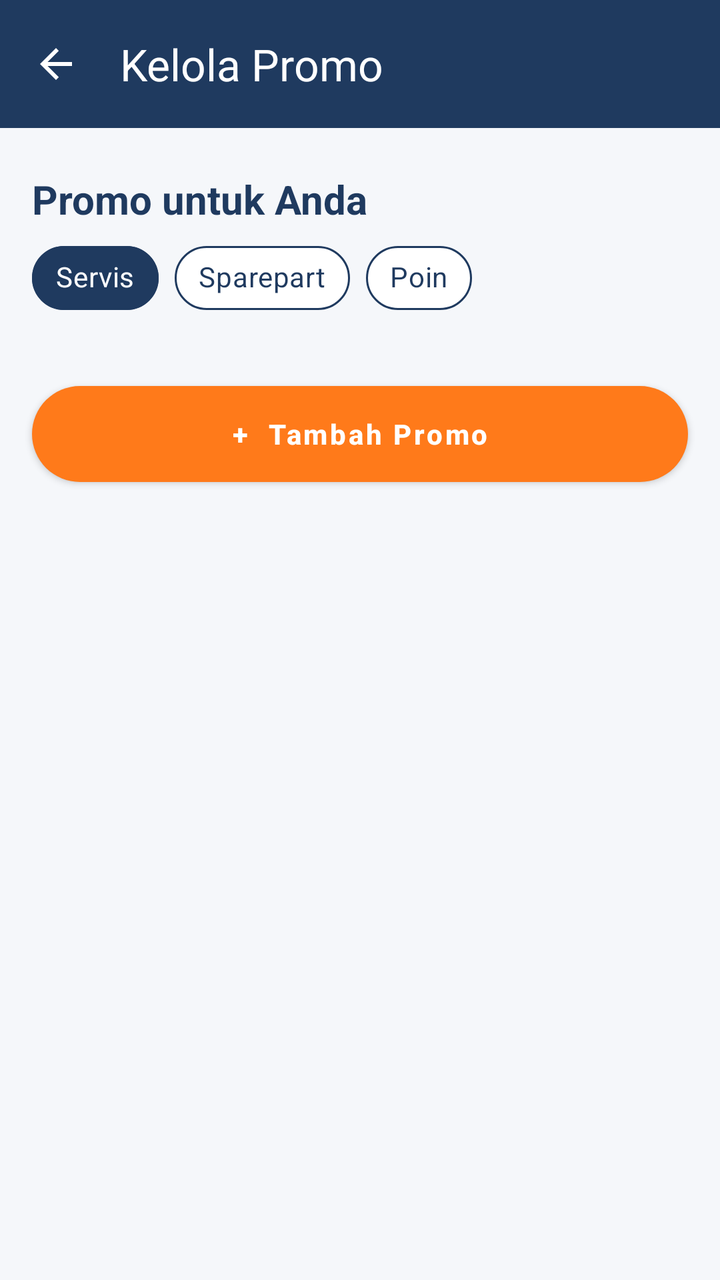
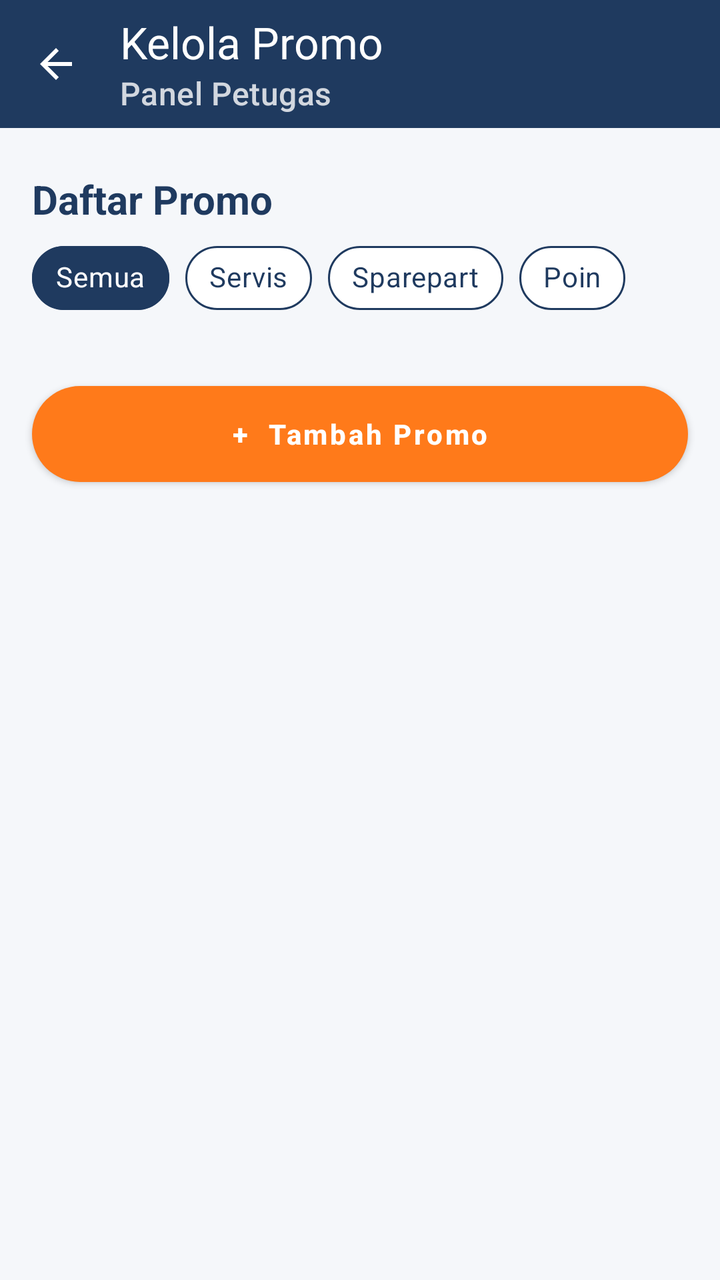

Before-and-after screenshots of an Android layout around one commit, followed by the original layout XML and the change that was made.
<!-- AndroidManifest.xml: application theme Theme.MobileProject -->
<!-- res/layout/activity_promo_petugas.xml -->
<?xml version="1.0" encoding="utf-8"?>
<LinearLayout xmlns:android="http://schemas.android.com/apk/res/android"
    xmlns:app="http://schemas.android.com/apk/res-auto"
    xmlns:tools="http://schemas.android.com/tools"
    android:layout_width="match_parent"
    android:layout_height="match_parent"
    android:background="@color/bk_bg_screen"
    android:orientation="vertical"
    tools:context=".PetugasPromoActivity">

    
    <com.google.android.material.appbar.MaterialToolbar
        android:id="@+id/toolbar"
        android:layout_width="match_parent"
        android:layout_height="?attr/actionBarSize"
        android:background="@color/bk_primary"
        app:navigationIcon="?attr/homeAsUpIndicator"
        app:navigationIconTint="@android:color/white"
        app:title="Kelola Promo"
        app:titleTextColor="@android:color/white" />

    <androidx.core.widget.NestedScrollView
        android:id="@+id/scrollPromo"
        android:layout_width="match_parent"
        android:layout_height="0dp"
        android:layout_weight="1"
        android:clipToPadding="false"
        android:fillViewport="true"
        android:paddingBottom="16dp">

        <LinearLayout
            android:layout_width="match_parent"
            android:layout_height="wrap_content"
            android:orientation="vertical">

            <TextView
                android:layout_width="wrap_content"
                android:layout_height="wrap_content"
                android:layout_marginStart="16dp"
                android:layout_marginTop="22dp"
                android:text="@string/promo_untuk_anda"
                android:textColor="@color/bk_primary"
                android:textSize="20sp"
                android:textStyle="bold" />

            <HorizontalScrollView
                android:layout_width="match_parent"
                android:layout_height="48dp"
                android:layout_marginTop="10dp"
                android:clipToPadding="false"
                android:paddingStart="16dp"
                android:paddingEnd="16dp"
                android:scrollbars="none">

                <com.google.android.material.chip.ChipGroup
                    android:id="@+id/chipGroupKategori"
                    android:layout_width="wrap_content"
                    android:layout_height="wrap_content"
                    app:selectionRequired="true"
                    app:singleLine="true"
                    app:singleSelection="true">

                    <com.google.android.material.chip.Chip
                        android:id="@+id/chipServis"
                        style="@style/Widget.MaterialComponents.Chip.Filter"
                        android:layout_width="wrap_content"
                        android:layout_height="wrap_content"
                        android:checked="true"
                        android:text="@string/servis"
                        android:textColor="@android:color/white"
                        android:textStyle="bold"
                        app:checkedIconVisible="false"
                        app:chipBackgroundColor="@color/bk_primary"
                        app:chipMinTouchTargetSize="0dp"
                        app:chipStrokeColor="@color/bk_primary"
                        app:chipStrokeWidth="1dp" />

                    <com.google.android.material.chip.Chip
                        android:id="@+id/chipSparepart"
                        style="@style/Widget.MaterialComponents.Chip.Filter"
                        android:layout_width="wrap_content"
                        android:layout_height="wrap_content"
                        android:text="@string/sparepart"
                        android:textColor="@color/bk_primary"
                        android:textStyle="bold"
                        app:checkedIconTint="@color/bk_primary"
                        app:chipBackgroundColor="@android:color/white"
                        app:chipMinTouchTargetSize="0dp"
                        app:chipStrokeColor="@color/bk_primary"
                        app:chipStrokeWidth="1dp" />

                    <com.google.android.material.chip.Chip
                        android:id="@+id/chipPoin"
                        style="@style/Widget.MaterialComponents.Chip.Filter"
                        android:layout_width="wrap_content"
                        android:layout_height="wrap_content"
                        android:text="Poin"
                        android:textColor="@color/bk_primary"
                        android:textStyle="bold"
                        app:checkedIconTint="@color/bk_primary"
                        app:chipBackgroundColor="@android:color/white"
                        app:chipMinTouchTargetSize="0dp"
                        app:chipStrokeColor="@color/bk_primary"
                        app:chipStrokeWidth="1dp" />
                </com.google.android.material.chip.ChipGroup>
            </HorizontalScrollView>

            <androidx.recyclerview.widget.RecyclerView
                android:id="@+id/rvPromo"
                android:layout_width="match_parent"
                android:layout_height="wrap_content"
                android:layout_marginTop="6dp"
                android:clipToPadding="false"
                android:nestedScrollingEnabled="false"
                android:paddingStart="10dp"
                android:paddingEnd="10dp"
                app:layoutManager="androidx.recyclerview.widget.GridLayoutManager"
                app:spanCount="2" />

            
            <TextView
                android:id="@+id/tvKosong"
                android:layout_width="match_parent"
                android:layout_height="wrap_content"
                android:gravity="center"
                android:paddingTop="40dp"
                android:text="Belum ada promo aktif di kategori ini"
                android:textColor="@color/bk_text_secondary"
                android:textSize="14sp"
                android:visibility="gone" />

            <com.google.android.material.button.MaterialButton
                android:id="@+id/fabTambah"
                style="@style/Widget.MaterialComponents.Button"
                android:layout_width="match_parent"
                android:layout_height="48dp"
                android:layout_marginStart="16dp"
                android:layout_marginTop="16dp"
                android:layout_marginEnd="16dp"
                android:layout_marginBottom="24dp"
                android:insetTop="0dp"
                android:insetBottom="0dp"
                android:text="+  Tambah Promo"
                android:textAllCaps="false"
                android:textColor="@android:color/white"
                android:textSize="14sp"
                android:textStyle="bold"
                app:backgroundTint="@color/bk_accent"
                app:cornerRadius="24dp" />
        </LinearLayout>
    </androidx.core.widget.NestedScrollView>

</LinearLayout>
<!-- resources referenced by this layout -->
<resources>
  <color name="bk_accent">#FF7A1A</color>
  <color name="bk_bg_screen">#F5F7FA</color>
  <color name="bk_primary">#1F3A5F</color>
  <color name="bk_text_secondary">#6B7380</color>
  <string name="promo_untuk_anda">Promo untuk Anda</string>
  <string name="servis">Servis</string>
  <string name="sparepart">Sparepart</string>
  <style name="Theme.MobileProject" parent="Base.Theme.MobileProject" />
  <style name="Base.Theme.MobileProject" parent="Theme.Material3.DayNight.NoActionBar">
  
      </style>
</resources>

<!-- the commit's change to res/layout/activity_promo_petugas.xml (unified diff, before → after) -->
@@ -16,6 +16,8 @@
         android:background="@color/bk_primary"
         app:navigationIcon="?attr/homeAsUpIndicator"
         app:navigationIconTint="@android:color/white"
+        app:subtitle="Panel Petugas"
+        app:subtitleTextColor="#CCFFFFFF"
         app:title="Kelola Promo"
         app:titleTextColor="@android:color/white" />
 
@@ -38,7 +40,7 @@
                 android:layout_height="wrap_content"
                 android:layout_marginStart="16dp"
                 android:layout_marginTop="22dp"
-                android:text="@string/promo_untuk_anda"
+                android:text="Daftar Promo"
                 android:textColor="@color/bk_primary"
                 android:textSize="20sp"
                 android:textStyle="bold" />
@@ -61,16 +63,30 @@
                     app:singleSelection="true">
 
                     <com.google.android.material.chip.Chip
+                        android:id="@+id/chipSemua"
+                        style="@style/Widget.MaterialComponents.Chip.Filter"
+                        android:layout_width="wrap_content"
+                        android:layout_height="wrap_content"
+                        android:checked="true"
+                        android:text="Semua"
+                        android:textColor="@android:color/white"
+                        android:textStyle="bold"
+                        app:checkedIconVisible="false"
+                        app:chipBackgroundColor="@color/bk_primary"
+                        app:chipMinTouchTargetSize="0dp"
+                        app:chipStrokeColor="@color/bk_primary"
+                        app:chipStrokeWidth="1dp" />
+
+                    <com.google.android.material.chip.Chip
                         android:id="@+id/chipServis"
                         style="@style/Widget.MaterialComponents.Chip.Filter"
                         android:layout_width="wrap_content"
                         android:layout_height="wrap_content"
-                        android:checked="true"
                         android:text="@string/servis"
-                        android:textColor="@android:color/white"
+                        android:textColor="@color/bk_primary"
                         android:textStyle="bold"
                         app:checkedIconVisible="false"
-                        app:chipBackgroundColor="@color/bk_primary"
+                        app:chipBackgroundColor="@android:color/white"
                         app:chipMinTouchTargetSize="0dp"
                         app:chipStrokeColor="@color/bk_primary"
                         app:chipStrokeWidth="1dp" />
@@ -83,7 +99,7 @@
                         android:text="@string/sparepart"
                         android:textColor="@color/bk_primary"
                         android:textStyle="bold"
-                        app:checkedIconTint="@color/bk_primary"
+                        app:checkedIconVisible="false"
                         app:chipBackgroundColor="@android:color/white"
                         app:chipMinTouchTargetSize="0dp"
                         app:chipStrokeColor="@color/bk_primary"
@@ -97,7 +113,7 @@
                         android:text="Poin"
                         android:textColor="@color/bk_primary"
                         android:textStyle="bold"
-                        app:checkedIconTint="@color/bk_primary"
+                        app:checkedIconVisible="false"
                         app:chipBackgroundColor="@android:color/white"
                         app:chipMinTouchTargetSize="0dp"
                         app:chipStrokeColor="@color/bk_primary"
@@ -117,7 +133,6 @@
                 app:layoutManager="androidx.recyclerview.widget.GridLayoutManager"
                 app:spanCount="2" />
 
-            
             <TextView
                 android:id="@+id/tvKosong"
                 android:layout_width="match_parent"
<!-- resource entries referenced after the edit -->
@@ -4,7 +4,6 @@
   <color name="bk_bg_screen">#F5F7FA</color>
   <color name="bk_primary">#1F3A5F</color>
   <color name="bk_text_secondary">#6B7380</color>
-  <string name="promo_untuk_anda">Promo untuk Anda</string>
   <string name="servis">Servis</string>
   <string name="sparepart">Sparepart</string>
   <style name="Theme.MobileProject" parent="Base.Theme.MobileProject" />
